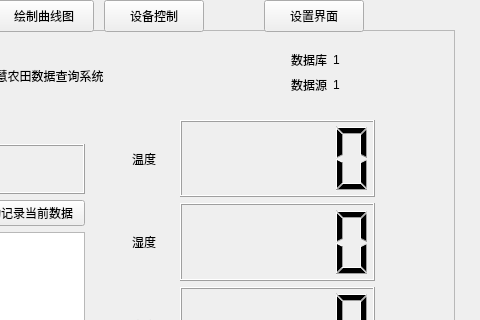
First picture: the form in mypro.ui, repository WhereAreBugs/Cuit_project3, before the edit; both pictures show x 396 to 876 and y 0 to 320 of the 876 by 670 pixel window.
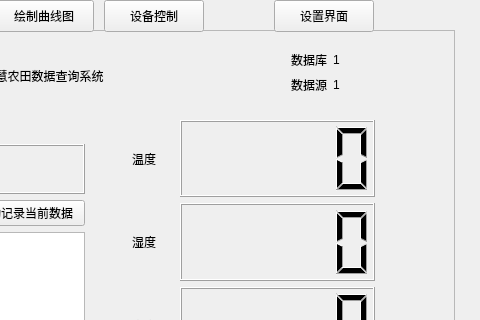
Second picture: the form after the edit.

Patch:
```diff
--- a/mypro.ui
+++ b/mypro.ui
@@ -417,7 +417,7 @@
    <widget class="QPushButton" name="devloperTool">
     <property name="geometry">
      <rect>
-      <x>660</x>
+      <x>670</x>
       <y>0</y>
       <width>100</width>
       <height>32</height>
```
Left out of the diff: 5 changed lines with no effect on the pictures.
